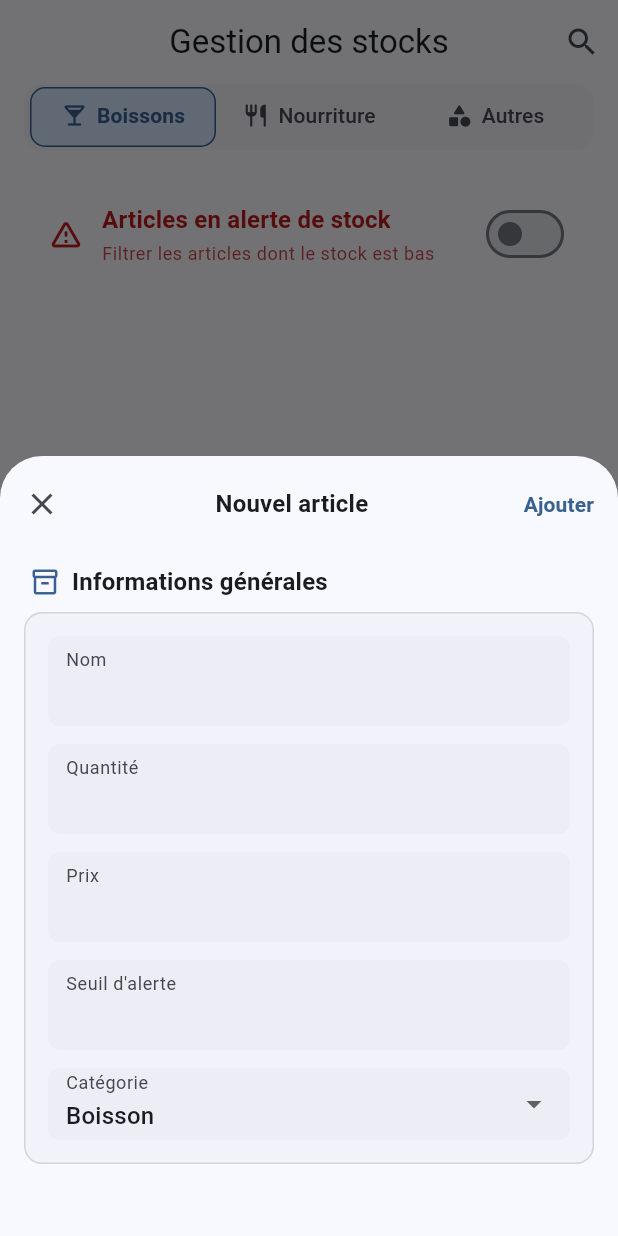
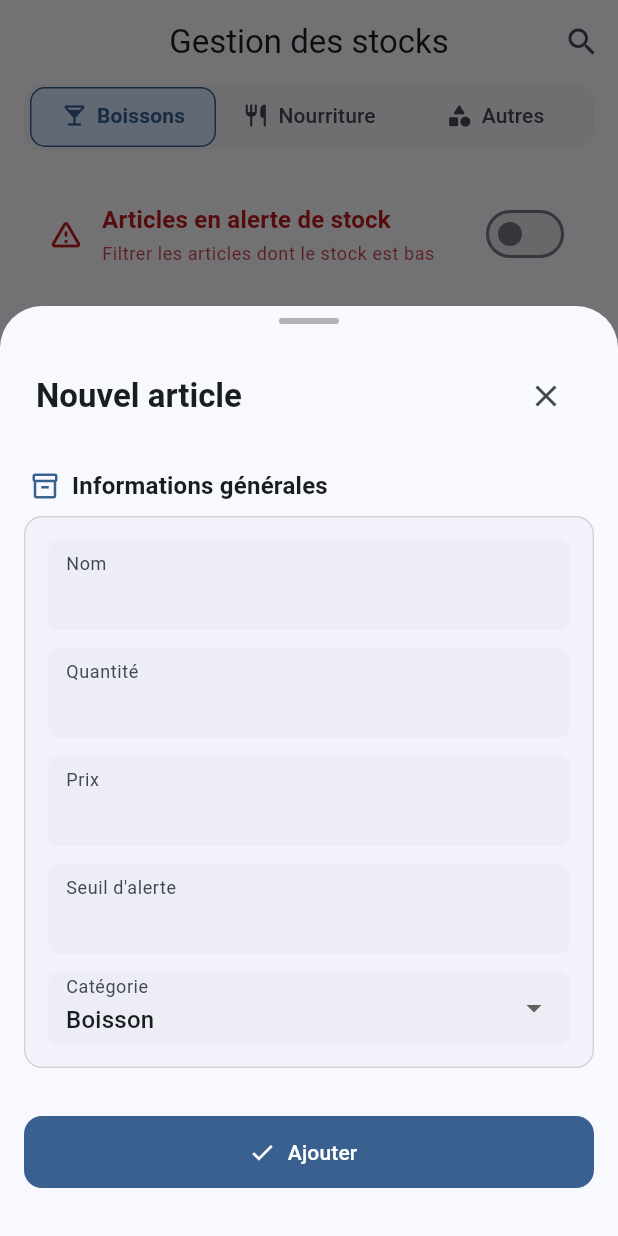
Before and after one commit to Thimote147/Laser-Magique-App, a Flutter app: the screen it shows once a user with an empty profile is signed in, item 3 of the bottom bar chosen, after a tap on the "add" icon, on a phone screen of 412 x 824 dp. Run offline on Flutter 3.47's test engine with Material 3 defaults, Android fonts, the phone set to English and light mode, and no system bars; our stand-ins replace flutter_dotenv, pdf, share_plus, shared_preferences, supabase_flutter, table_calendar; accounts and stored records are empty.

Commit message:
Refactor UI components and enhance modal functionality
- Updated the styling of payment method buttons and type buttons to use the new color scheme and increased border radius.
- Improved the layout of the add payment dialog, including a drag handle for better user experience.
- Changed the button styles in various modals to use FilledButton instead of OutlinedButton for consistency.
- Made the add payment dialog, equipment edit modal, and stock item modal dismissible and draggable.
- Enhanced the calendar widget's appearance in dark mode.
- Refactored the consumption selector header for better alignment and styling.
- Updated the formula form widget to improve header layout and button styles.
- Modified the formula repository to ensure consistent ordering of results.
- Added CocoaPods support for the macOS project, including necessary configurations in the project files.

```diff
--- a/lib/features/booking/views/widgets/booking_calendar_widget.dart
+++ b/lib/features/booking/views/widgets/booking_calendar_widget.dart
@@ -157,7 +157,7 @@ class _BookingCalendarWidgetState extends State<BookingCalendarWidget> {
                   decoration: BoxDecoration(
                     color:
                         Theme.of(context).brightness == Brightness.dark
-                            ? const Color(0xFF2A2A2A)
+                            ? Theme.of(context).colorScheme.surface
                             : null,
                     borderRadius: BorderRadius.circular(12),
                   ),
--- a/lib/features/booking/views/widgets/booking_payment_widget.dart
+++ b/lib/features/booking/views/widgets/booking_payment_widget.dart
@@ -615,6 +615,8 @@ class _BookingPaymentWidgetState extends State<BookingPaymentWidget> {
       context: context,
       isScrollControlled: true,
       backgroundColor: Colors.transparent,
+      isDismissible: true,
+      enableDrag: true,
       builder:
           (context) => AddPaymentDialog(
             booking: _currentBooking,
--- a/lib/features/inventory/views/widgets/stock_item_modal_widget.dart
+++ b/lib/features/inventory/views/widgets/stock_item_modal_widget.dart
@@ -20,8 +20,8 @@ class StockItemModal extends StatefulWidget {
       isScrollControlled: true,
       useSafeArea: true,
       backgroundColor: Colors.transparent,
-      isDismissible: false,
-      enableDrag: false,
+      isDismissible: true,
+      enableDrag: true,
       useRootNavigator: true,
       builder: (context) => StockItemModal(item: item, onSave: onSave),
     );
@@ -98,31 +98,33 @@ class _StockItemModalState extends State<StockItemModal> {
       child: Column(
         mainAxisSize: MainAxisSize.min,
         children: [
+          // Drag handle
+          Container(
+            margin: const EdgeInsets.symmetric(vertical: 8),
+            width: 40,
+            height: 4,
+            decoration: BoxDecoration(
+              color: theme.colorScheme.onSurfaceVariant.withValues(alpha: 0.4),
+              borderRadius: BorderRadius.circular(2),
+            ),
+          ),
           // Header
-          Padding(
-            padding: const EdgeInsets.symmetric(horizontal: 4, vertical: 8),
+          Container(
+            width: double.infinity,
+            padding: const EdgeInsets.symmetric(horizontal: 24, vertical: 16),
             child: Row(
               mainAxisAlignment: MainAxisAlignment.spaceBetween,
               children: [
-                IconButton(
-                  icon: const Icon(Icons.close),
-                  onPressed: () => Navigator.pop(context),
-                ),
                 Text(
                   _isAddMode ? 'Nouvel article' : 'Modifier l\'article',
-                  style: theme.textTheme.titleMedium?.copyWith(
+                  style: theme.textTheme.titleLarge?.copyWith(
                     fontWeight: FontWeight.w600,
                   ),
                 ),
-                TextButton(
-                  onPressed: _save,
-                  child: Text(
-                    _isAddMode ? 'Ajouter' : 'Enregistrer',
-                    style: TextStyle(
-                      color: theme.colorScheme.primary,
-                      fontWeight: FontWeight.w600,
-                    ),
-                  ),
+                IconButton(
+                  icon: const Icon(Icons.close),
+                  onPressed: () => Navigator.of(context).pop(),
+                  tooltip: 'Fermer',
                 ),
               ],
             ),
@@ -188,6 +190,19 @@ class _StockItemModalState extends State<StockItemModal> {
                     ],
                   ),
                   const SizedBox(height: 32),
+                  // Bouton d'action
+                  FilledButton.icon(
+                    onPressed: _save,
+                    icon: const Icon(Icons.check),
+                    label: Text(_isAddMode ? 'Ajouter' : 'Enregistrer'),
+                    style: FilledButton.styleFrom(
+                      minimumSize: const Size(double.infinity, 48),
+                      shape: RoundedRectangleBorder(
+                        borderRadius: BorderRadius.circular(12),
+                      ),
+                    ),
+                  ),
+                  const SizedBox(height: 16),
                 ],
               ),
             ),
--- a/lib/shared/activity_formula_screen.dart
+++ b/lib/shared/activity_formula_screen.dart
@@ -461,8 +461,8 @@ class ActivityFormulaScreen extends StatelessWidget {
       isScrollControlled: true,
       useSafeArea: true,
       backgroundColor: Colors.transparent,
-      isDismissible: false,
-      enableDrag: false,
+      isDismissible: true,
+      enableDrag: true,
       useRootNavigator: true,
       builder: (context) => child,
     );
--- a/lib/shared/repositories/formula_repository.dart
+++ b/lib/shared/repositories/formula_repository.dart
@@ -16,7 +16,7 @@ class FormulaRepository {
             description
           )
         ''')
-        .order('name');
+        .order('name', ascending: true);
 
     return (response as List).map((json) => Formula.fromMap(json)).toList();
   }
@@ -33,7 +33,7 @@ class FormulaRepository {
           )
         ''')
         .eq('activity_id', activityId)
-        .order('name');
+        .order('name', ascending: true);
 
     return (response as List).map((json) => Formula.fromMap(json)).toList();
   }
```
Also changed, not shown: lib/features/booking/views/widgets/add_payment_dialog.dart (+54 -22 lines), lib/features/booking/views/widgets/calendar_widget.dart (+10 -1 lines), lib/features/booking/views/widgets/consumption_selector.dart (+18 -27 lines), lib/features/equipment/views/widgets/equipment_edit_modal.dart (+27 -11 lines), lib/shared/activity_form_widget.dart (+40 -25 lines), lib/shared/formula_form_widget.dart (+55 -38 lines), 3 other files.
